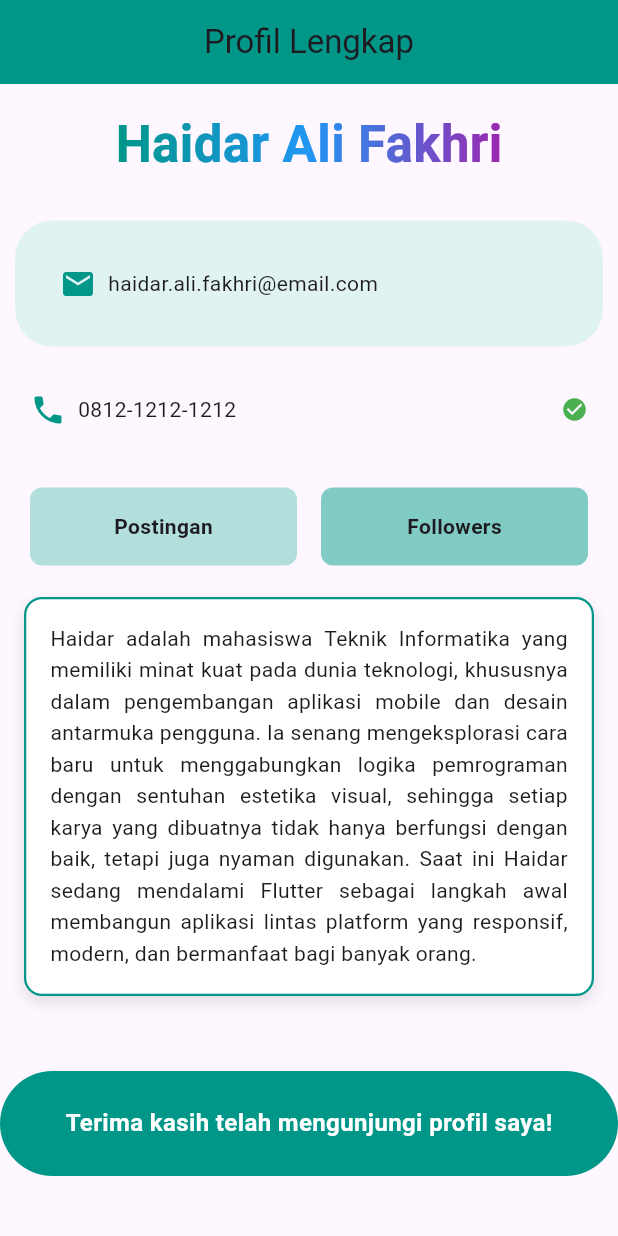
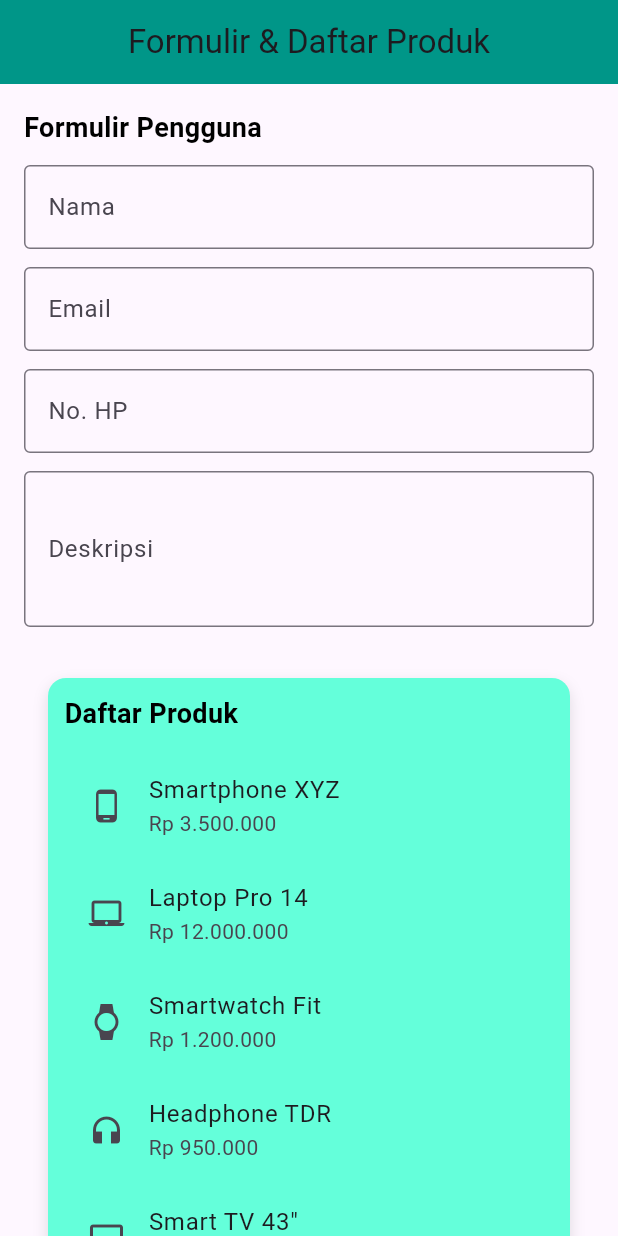
Before and after one commit to HaidarAliFakhri/Tugas_Flutter_PPKD, a Flutter app: the screen it shows after launch, on a phone screen of 412 x 824 dp. Run offline on Flutter 3.47's test engine with Material 3 defaults, Android fonts, the phone set to English and light mode, and no system bars.

Commit message:
first commit

```diff
--- a/lib/main.dart
+++ b/lib/main.dart
@@ -1,6 +1,6 @@
 import 'package:flutter/material.dart';
-//import 'package:haidar_ppkd/tugas/tugas1.dart';
-import 'package:haidar_ppkd/tugas/tugas2.dart';
+
+import 'tugas/tugas4.dart'; // ubah sni
 
 void main() {
   runApp(const MyApp());
@@ -12,9 +12,10 @@ class MyApp extends StatelessWidget {
   @override
   Widget build(BuildContext context) {
     return MaterialApp(
-      title: 'Profil Lengkap',
+      debugShowCheckedModeBanner: false,
+      title: 'Tugas Flutter',
       theme: ThemeData(primarySwatch: Colors.teal),
-      home: const ProfilLengkapPage(),
+      home: const Tugas4Page(), //ubah sni
     );
   }
 }
--- a/lib/tugas/tugas1.dart
+++ b/lib/tugas/tugas1.dart
@@ -1,7 +1,7 @@
 import 'package:flutter/material.dart';
 
-class ProfilePage extends StatelessWidget {
-  const ProfilePage({super.key});
+class Tugas1Page extends StatelessWidget {
+  const Tugas1Page({super.key});
 
   @override
   Widget build(BuildContext context) {
--- a/lib/tugas/tugas2.dart
+++ b/lib/tugas/tugas2.dart
@@ -1,7 +1,7 @@
 import 'package:flutter/material.dart';
 
-class ProfilLengkapPage extends StatelessWidget {
-  const ProfilLengkapPage({super.key});
+class Tugas2Page extends StatelessWidget {
+  const Tugas2Page({super.key});
 
   @override
   Widget build(BuildContext context) {
@@ -16,6 +16,16 @@ class ProfilLengkapPage extends StatelessWidget {
         crossAxisAlignment: CrossAxisAlignment.start,
         children: [
           // Baris 1: Nama lengkap di tengah
+          Column(
+            mainAxisAlignment: MainAxisAlignment.center,
+            children: [
+              // Foto profil lingkaran
+              const CircleAvatar(
+                radius: 60,
+                backgroundImage: AssetImage('assets/images/haidar.jpg'),
+              ),
+              const SizedBox(height: 1),
+
               Center(
                 child: Padding(
                   padding: const EdgeInsets.all(16.0),
@@ -29,13 +39,15 @@ class ProfilLengkapPage extends StatelessWidget {
                     child: const Text(
                       "Haidar Ali Fakhri",
                       style: TextStyle(
-                    fontSize: 34,
+                        fontSize: 19,
                         fontWeight: FontWeight.bold,
                         color: Colors.white,
                       ),
                     ),
                   ),
                 ),
+              ),
+            ],
           ),
 
           // Baris 2: Email
@@ -133,20 +145,18 @@ class ProfilLengkapPage extends StatelessWidget {
                 "Haidar adalah mahasiswa Teknik Informatika yang memiliki minat kuat pada dunia teknologi, "
                 "khususnya dalam pengembangan aplikasi mobile dan desain antarmuka pengguna. "
                 "Ia senang mengeksplorasi cara baru untuk menggabungkan logika pemrograman dengan sentuhan estetika visual, "
-                "sehingga setiap karya yang dibuatnya tidak hanya berfungsi dengan baik, tetapi juga nyaman digunakan. "
-                "Saat ini Haidar sedang mendalami Flutter sebagai langkah awal membangun aplikasi lintas platform "
-                "yang responsif, modern, dan bermanfaat bagi banyak orang. ",
+                "sehingga setiap karya yang dibuatnya tidak hanya berfungsi dengan baik, tetapi juga nyaman digunakan. ",
                 textAlign: TextAlign.justify,
                 style: TextStyle(fontSize: 14, height: 1.5),
               ),
             ),
           ),
 
-          const SizedBox(height: 50),
+          const SizedBox(height: 30),
 
           // Baris 6: Hiasan visual bawah
           Container(
-            height: 70,
+            height: 50,
             width: double.infinity,
             decoration: const BoxDecoration(
               color: Colors.teal,
--- /dev/null
+++ b/lib/tugas/tugas4.dart
@@ -0,0 +1,120 @@
+import 'package:flutter/material.dart';
+
+class Tugas4Page extends StatelessWidget {
+  const Tugas4Page({super.key});
+
+  @override
+  Widget build(BuildContext context) {
+    return Scaffold(
+      appBar: AppBar(
+        title: const Text("Formulir & Daftar Produk"),
+        centerTitle: true,
+        backgroundColor: Colors.teal,
+      ),
+      body: ListView(
+        padding: const EdgeInsets.all(16),
+        children: [
+          // --- FORMULIR ---
+          const Text(
+            "Formulir Pengguna",
+            style: TextStyle(
+              fontSize: 18,
+              fontWeight: FontWeight.bold,
+              color: Colors.black,
+            ),
+          ),
+          const SizedBox(height: 12),
+          const TextField(
+            decoration: InputDecoration(
+              labelText: "Nama",
+              border: OutlineInputBorder(),
+            ),
+          ),
+          const SizedBox(height: 12),
+          const TextField(
+            decoration: InputDecoration(
+              labelText: "Email",
+              border: OutlineInputBorder(),
+            ),
+          ),
+          const SizedBox(height: 12),
+          const TextField(
+            decoration: InputDecoration(
+              labelText: "No. HP",
+              border: OutlineInputBorder(),
+            ),
+            keyboardType: TextInputType.phone,
+          ),
+          const SizedBox(height: 12),
+          const TextField(
+            decoration: InputDecoration(
+              labelText: "Deskripsi",
+              border: OutlineInputBorder(),
+            ),
+            maxLines: 3,
+          ),
+          const SizedBox(height: 24),
+
+          // --- DAFTAR PRODUK ---
+          const SizedBox(height: 10),
+          Padding(
+            padding: const EdgeInsets.symmetric(horizontal: 16.0),
+            child: Container(
+              padding: const EdgeInsets.all(11.0),
+              decoration: BoxDecoration(
+                color: Colors.tealAccent,
+                borderRadius: BorderRadius.circular(12),
+                boxShadow: const [
+                  BoxShadow(
+                    color: Colors.black12,
+                    blurRadius: 8,
+                    offset: Offset(0, 4),
+                  ),
+                ],
+              ),
+              child: Column(
+                crossAxisAlignment: CrossAxisAlignment.start,
+                children: const [
+                  Text(
+                    "Daftar Produk",
+                    style: TextStyle(
+                      fontSize: 18,
+                      fontWeight: FontWeight.bold,
+                      color: Colors.black,
+                    ),
+                  ),
+                  SizedBox(height: 12),
+                  ListTile(
+                    leading: Icon(Icons.phone_android),
+                    title: Text("Smartphone XYZ"),
+                    subtitle: Text("Rp 3.500.000"),
+                  ),
+                  ListTile(
+                    leading: Icon(Icons.laptop_mac),
+                    title: Text("Laptop Pro 14"),
+                    subtitle: Text("Rp 12.000.000"),
+                  ),
+                  ListTile(
+                    leading: Icon(Icons.watch),
+                    title: Text("Smartwatch Fit"),
+                    subtitle: Text("Rp 1.200.000"),
+                  ),
+                  ListTile(
+                    leading: Icon(Icons.headphones),
+                    title: Text("Headphone TDR"),
+                    subtitle: Text("Rp 950.000"),
+                  ),
+                  ListTile(
+                    leading: Icon(Icons.tv),
+                    title: Text("Smart TV 43\""),
+                    subtitle: Text("Rp 5.300.000"),
+                  ),
+                ],
+              ),
+            ),
+          ),
+        ],
+      ),
+    );
+  }
+}
```
Also changed, not shown: lib/tugas/tugas3.dart (added, +145 -0 lines), assets/images/haidar.jpg (added). Lines whose indentation alone changed are shown as unchanged.
